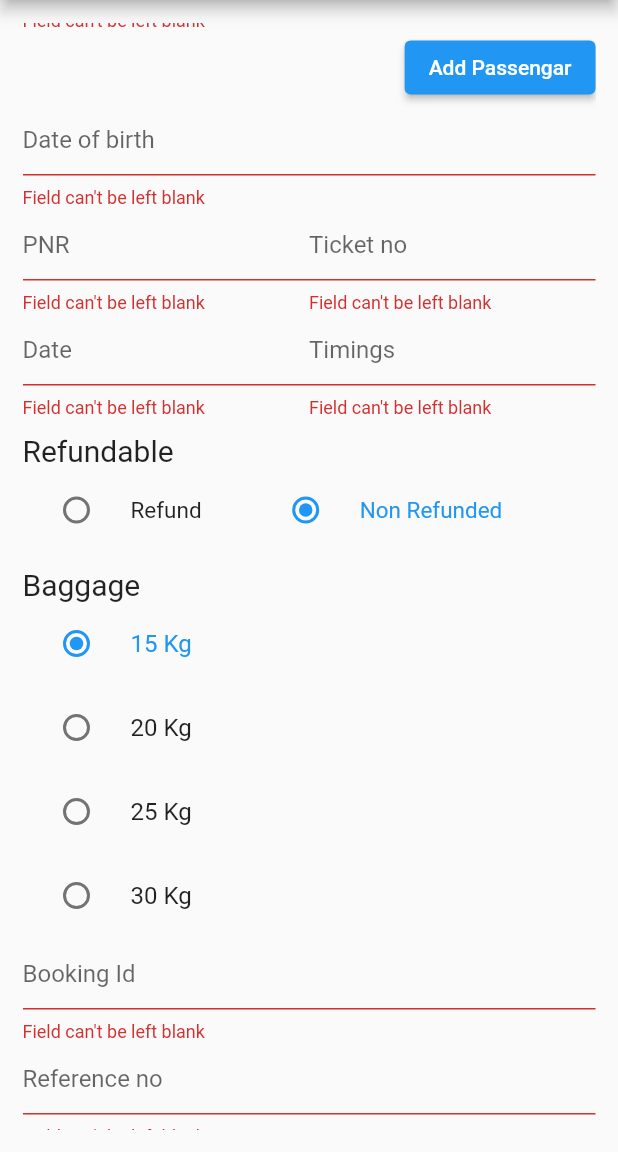
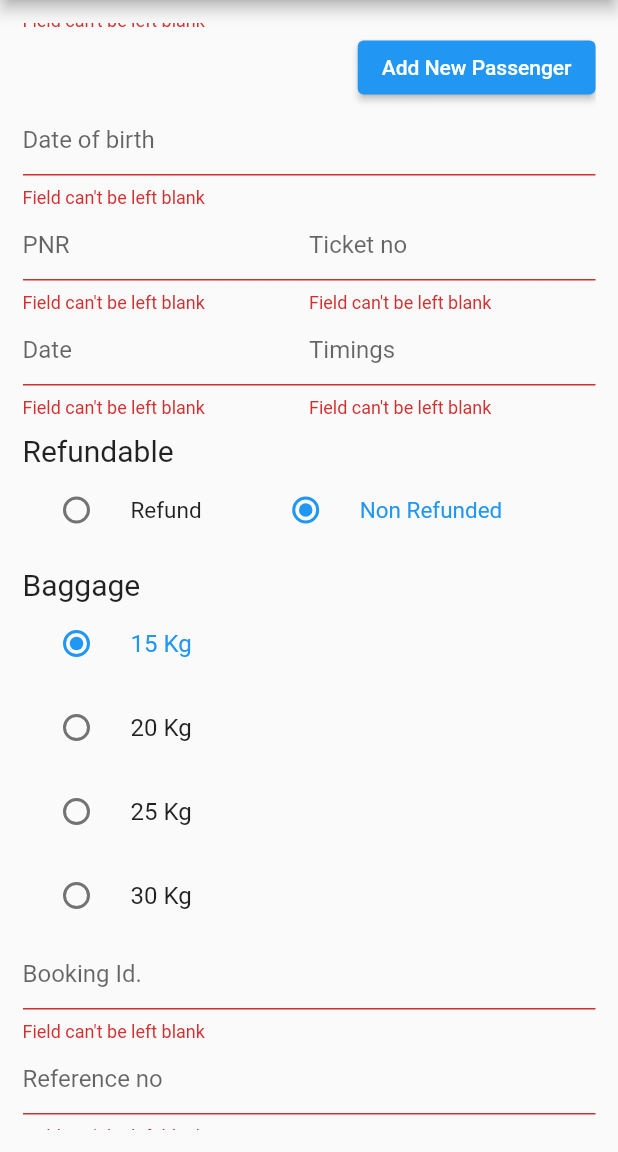
Before and after one commit to Drabu/e_ticket, a Flutter app: the screen it shows after launch, scrolled down 361 dp, after a tap on "Submit", on a phone screen of 412 x 824 dp, the part 84-1236 px from its top. Run offline on Flutter 3.47's test engine with Material 2 defaults, Android fonts, the phone set to English and light mode, and no system bars.

Commit message:
feat: :sparkles: labels dart

```diff
--- a/lib/commons/default_validator.dart
+++ b/lib/commons/default_validator.dart
@@ -1,2 +1,4 @@
+import 'labels.dart';
+
 String? defaultValidator(String? input) =>
-    (input?.isEmpty ?? true) ? 'Field can\'t be left blank' : null;
+    (input?.isEmpty ?? true) ? L.field_blank_valdiator : null;
--- /dev/null
+++ b/lib/commons/labels.dart
@@ -0,0 +1,51 @@
+class L {
+  static const submit = 'Submit';
+  static const e_ticket = 'e-Ticket';
+  static const field_blank_valdiator = 'Field can\'t be left blank';
+  static const male = 'Male';
+  static const female = 'Female';
+  static const add_new_passenger = 'Add New Passenger';
+  static const first_name = 'First Name';
+  static const last_name = 'Last Name';
+  static const add_passenger = 'Add Passenger';
+  static const go_air = 'GoAir';
+  static const flight_no = 'Flight No.';
+  static const indigo = 'IndiGo';
+
+  static const booking_id = 'Booking Id.';
+  static const refference_no = 'Reference no';
+  static const booking_date = 'Booking Date';
+  static const grand_total = 'Grand Total';
+
+  static const name = 'Name';
+  static const date_of_birth = 'Date of birth';
+  static const pnr = 'PNR';
+  static const ticket_no = 'Ticket no';
+  static const date = 'Date';
+  static const timings = 'Timings';
+
+
+  static const one_way = 'One Way';
+  static const airlines = 'Airlines';
+  static const return_ = 'Return';
+
+  static const baggage = 'Baggage';
+  static const kg_15 = '15 Kg';
+  static const kg_20 = '20 Kg';
+  static const kg_25 = '25 Kg';
+  static const kg_30 = '30 Kg';
+
+  static const non_refunded = 'Non Refunded';
+  static const refund = 'Refund';
+  static const refundable = 'Refundable';
+
+
+
+
+
+
+
+
+
+
+}
--- a/lib/main.dart
+++ b/lib/main.dart
@@ -3,6 +3,7 @@ import 'package:dope_ticket/widgets/refundable.dart';
 import 'package:flutter/cupertino.dart';
 import 'package:flutter/material.dart';
 
+import 'commons/labels.dart';
 import 'sections/airline_type.dart';
 import 'widgets/airlines.dart';
 import 'widgets/baggage.dart';
@@ -18,18 +19,25 @@ class MyApp extends StatelessWidget {
   @override
   Widget build(BuildContext context) {
     return MaterialApp(
-      title: 'e-Ticket',
+      title: L.e_ticket,
       theme: ThemeData(
         primarySwatch: Colors.blue,
       ),
-      home: const MyHomePage(title: 'e-Ticket'),
+      home: MyHomePage(title: L.e_ticket),
     );
   }
 }
 
 class MyHomePage extends StatefulWidget {
-  const MyHomePage({Key? key, required this.title}) : super(key: key);
+  MyHomePage({Key? key, required this.title}) : super(key: key);
 
+  final _bookingDetailsKey = GlobalKey<BookkingDetailsState>();
+  final _ticketHolderKey = GlobalKey<TicketHolderDetailsState>();
+  final _airlineTypeKey = GlobalKey<AirLineTypeState>();
+
+  final _airlineKey = GlobalKey<AirLinesState>();
+  final _refunadbleSectionKey = GlobalKey<RefundableState>();
+  final _baggageSectionKey = GlobalKey<BaggageState>();
   final String title;
 
   @override
@@ -37,13 +45,6 @@ class MyHomePage extends StatefulWidget {
 }
 
 class _MyHomePageState extends State<MyHomePage> {
-  final _airlineKey = GlobalKey<AirLinesState>();
-  final _airlineTypeKey = GlobalKey<AirLineTypeState>();
-  final _ticketHolderKey = GlobalKey<TicketHolderDetailsState>();
-  final _refunadbleSectionKey = GlobalKey<RefundableState>();
-  final _baggageSectionKey = GlobalKey<BaggageState>();
-  final _bookingDetailsKey = GlobalKey<BookkingDetailsState>();
-
   @override
   Widget build(BuildContext context) {
     return Scaffold(
@@ -56,22 +57,22 @@ class _MyHomePageState extends State<MyHomePage> {
           child: Column(
             children: [
               AirLines(
-                key: _airlineKey,
+                key: widget._airlineKey,
               ),
               AirLineType(
-                key: _airlineTypeKey,
+                key: widget._airlineTypeKey,
               ),
               TicketHolderDetails(
-                key: _ticketHolderKey,
+                key: widget._ticketHolderKey,
               ),
               Refundable(
-                key: _refunadbleSectionKey,
+                key: widget._refunadbleSectionKey,
               ),
               Baggage(
-                key: _baggageSectionKey,
+                key: widget._baggageSectionKey,
               ),
               BookingDetails(
-                key: _bookingDetailsKey,
+                key: widget._bookingDetailsKey,
               ),
               Container(
                 margin: EdgeInsets.only(top: 10, bottom: 10),
@@ -81,11 +82,15 @@ class _MyHomePageState extends State<MyHomePage> {
                       flex: 1,
                       child: ElevatedButton(
                         onPressed: () {
-                          print(_bookingDetailsKey.currentState!.validate.toString());
-                          print(_ticketHolderKey.currentState!.validate.toString());
-                          print(_airlineTypeKey.currentState!.validate.toString());
+                          print(widget._bookingDetailsKey.currentState!.validate.toString());
+                          print(widget._ticketHolderKey.currentState!.validate.toString());
+                          print(widget._airlineTypeKey.currentState!.validate.toString());
+
+                          print(widget._refunadbleSectionKey.currentState!.validate.toString());
+                          print(widget._baggageSectionKey.currentState!.validate.toString());
+                          print(widget._airlineKey.currentState!.validate.toString());
                         },
-                        child: Text('Submit'),
+                        child: Text(L.submit),
                       ),
                     ),
                   ],
--- a/lib/routes/add_passengar.dart
+++ b/lib/routes/add_passengar.dart
@@ -1,4 +1,5 @@
 import 'package:dope_ticket/commons/default_validator.dart';
+import 'package:dope_ticket/commons/labels.dart';
 import 'package:dope_ticket/widgets/passenger_widget.dart';
 import 'package:flutter/cupertino.dart';
 import 'package:flutter/material.dart';
@@ -22,11 +23,11 @@ class _AddPassengerPageState extends State<AddPassengerPage> {
 
     widget._map.putIfAbsent(
       Passenger.MALE,
-      () => Text('Male'),
+      () => Text(L.male),
     );
     widget._map.putIfAbsent(
       Passenger.FEMALE,
-      () => Text('Female'),
+      () => Text(L.female),
     );
   }
 
@@ -34,7 +35,7 @@ class _AddPassengerPageState extends State<AddPassengerPage> {
   Widget build(BuildContext context) {
     return Scaffold(
       appBar: AppBar(
-        title: Text('Add New Passengar'),
+        title: Text(L.add_new_passenger),
       ),
       body: Form(
         key: widget._formState,
@@ -48,14 +49,14 @@ class _AddPassengerPageState extends State<AddPassengerPage> {
                 validator: defaultValidator,
                 controller: widget._firstNameController,
                 decoration: InputDecoration(
-                  hintText: 'Passenger First Name',
+                  hintText: L.first_name,
                 ),
               ),
               TextFormField(
                 validator: defaultValidator,
                 controller: widget._lastNameController,
                 decoration: InputDecoration(
-                  hintText: 'Passenger Last Name',
+                  hintText: L.last_name,
                 ),
               ),
               SizedBox(
@@ -91,7 +92,7 @@ class _AddPassengerPageState extends State<AddPassengerPage> {
                             passengerLastName: widget._lastNameController.text,
                           ));
                       },
-                      child: Text('Add Passenger'),
+                      child: Text(L.add_passenger),
                     ),
                   ),
                 ],
--- a/lib/sections/airline_type.dart
+++ b/lib/sections/airline_type.dart
@@ -1,3 +1,4 @@
+import 'package:dope_ticket/commons/labels.dart';
 import 'package:flutter/material.dart';
 
 import 'package:dope_ticket/commons/default_validator.dart';
@@ -26,7 +27,7 @@ class AirLineTypeState extends State<AirLineType> {
                 width: 20,
               ),
               Text(
-                'GoAir',
+                L.go_air,
                 style: TextStyle(
                   fontSize: 15,
                 ),
@@ -40,7 +41,7 @@ class AirLineTypeState extends State<AirLineType> {
                   controller: widget._goAirController,
                   validator: defaultValidator,
                   decoration: InputDecoration(
-                    hintText: 'Flight No.',
+                    hintText: L.flight_no,
                   ),
                 ),
               ),
@@ -52,7 +53,7 @@ class AirLineTypeState extends State<AirLineType> {
                 width: 20,
               ),
               Text(
-                'Indigo',
+                L.indigo,
                 style: TextStyle(
                   fontSize: 15,
                 ),
@@ -66,7 +67,7 @@ class AirLineTypeState extends State<AirLineType> {
                   controller: widget._indoGoController,
                   validator: defaultValidator,
                   decoration: InputDecoration(
-                    hintText: 'Flight No.',
+                    hintText: L.flight_no,
                   ),
                 ),
               ),
--- a/lib/sections/booking_details.dart
+++ b/lib/sections/booking_details.dart
@@ -1,4 +1,5 @@
 import 'package:dope_ticket/commons/default_validator.dart';
+import 'package:dope_ticket/commons/labels.dart';
 import 'package:flutter/material.dart';
 
 import '../commons/date_picker.dart';
@@ -29,15 +30,11 @@ class BookkingDetailsState extends State<BookingDetails> {
             children: [
               TextFormField(
                 validator: defaultValidator,
-                decoration: InputDecoration(
-                  hintText: 'Booking Id',
-                ),
+                decoration: InputDecoration(hintText: L.booking_id),
               ),
               TextFormField(
                 validator: defaultValidator,
-                decoration: InputDecoration(
-                  hintText: 'Reference no',
-                ),
+                decoration: InputDecoration(hintText: L.refference_no),
               ),
               TextFormField(
                 validator: defaultValidator,
@@ -57,14 +54,14 @@ class BookkingDetailsState extends State<BookingDetails> {
                   );
                 },
                 decoration: InputDecoration(
-                  hintText: 'Booking Date',
+                  hintText: L.booking_date,
                 ),
               ),
               TextFormField(
                 validator: defaultValidator,
                 controller: _grandTotalController,
                 decoration: InputDecoration(
-                  hintText: 'Grand Total',
+                  hintText: L.grand_total,
                 ),
               ),
             ],
--- a/lib/sections/info_section.dart
+++ b/lib/sections/info_section.dart
@@ -1,3 +1,4 @@
+import 'package:dope_ticket/commons/labels.dart';
 import 'package:flutter/material.dart';
 
 import 'package:dope_ticket/commons/default_validator.dart';
@@ -34,7 +35,7 @@ class TicketHolderDetailsState extends State<TicketHolderDetails> {
             validator: defaultValidator,
             controller: widget._nameController,
             decoration: InputDecoration(
-              hintText: 'Name',
+              hintText: L.name,
             ),
           ),
           PassengersList(),
@@ -53,9 +54,7 @@ class TicketHolderDetailsState extends State<TicketHolderDetails> {
                 context: context,
               );
             },
-            decoration: InputDecoration(
-              hintText: 'Date of birth',
-            ),
+            decoration: InputDecoration(hintText: L.date_of_birth),
           ),
           Row(
             children: [
@@ -64,7 +63,7 @@ class TicketHolderDetailsState extends State<TicketHolderDetails> {
                   controller: widget._pnrController,
                   validator: defaultValidator,
                   decoration: InputDecoration(
-                    hintText: 'PNR',
+                    hintText: L.pnr,
                   ),
                 ),
               ),
@@ -73,7 +72,7 @@ class TicketHolderDetailsState extends State<TicketHolderDetails> {
                   controller: widget._ticketNumberController,
                   validator: defaultValidator,
                   decoration: InputDecoration(
-                    hintText: 'Ticket no',
+                    hintText: L.ticket_no,
                   ),
                 ),
               ),
@@ -100,7 +99,7 @@ class TicketHolderDetailsState extends State<TicketHolderDetails> {
                     );
                   },
                   decoration: InputDecoration(
-                    hintText: 'Date',
+                    hintText: L.date,
                   ),
                 ),
               ),
@@ -109,7 +108,7 @@ class TicketHolderDetailsState extends State<TicketHolderDetails> {
                   controller: widget._timingsController,
                   validator: defaultValidator,
                   decoration: InputDecoration(
-                    hintText: 'Timings',
+                    hintText: L.timings,
                   ),
                 ),
               ),
--- a/lib/widgets/airlines.dart
+++ b/lib/widgets/airlines.dart
@@ -1,3 +1,4 @@
+import 'package:dope_ticket/commons/labels.dart';
 import 'package:flutter/material.dart';
 
 class AirLines extends StatefulWidget {
@@ -8,7 +9,7 @@ class AirLines extends StatefulWidget {
 }
 
 class AirLinesState extends State<AirLines> {
-  String _value = 'One Way';
+  String _value = L.one_way;
 
   @override
   Widget build(BuildContext context) {
@@ -19,15 +20,15 @@ class AirLinesState extends State<AirLines> {
         mainAxisAlignment: MainAxisAlignment.start,
         children: <Widget>[
           const Text(
-            'Airlines',
+            L.airlines,
             style: TextStyle(
               fontSize: 21,
             ),
           ),
           RadioListTile<String>(
             selected: true,
-            title: const Text('One Way'),
-            value: 'One Way',
+            title: const Text(L.one_way),
+            value: L.one_way,
             groupValue: _value,
             onChanged: (val) {
               setState(() {
@@ -36,8 +37,8 @@ class AirLinesState extends State<AirLines> {
             },
           ),
           RadioListTile<String>(
-            title: const Text('Return'),
-            value: 'Return',
+            title: const Text(L.return_),
+            value: L.return_,
             groupValue: _value,
             onChanged: (val) {
               setState(() {
@@ -49,4 +50,6 @@ class AirLinesState extends State<AirLines> {
       ),
     );
   }
+
+  String? get validate => _value;
 }
--- a/lib/widgets/baggage.dart
+++ b/lib/widgets/baggage.dart
@@ -1,3 +1,4 @@
+import 'package:dope_ticket/commons/labels.dart';
 import 'package:flutter/material.dart';
 
 class Baggage extends StatefulWidget {
@@ -18,7 +19,7 @@ class BaggageState extends State<Baggage> {
         Container(
           alignment: Alignment.topLeft,
           child: Text(
-            'Baggage',
+            L.baggage,
             style: TextStyle(
               fontSize: 20,
             ),
@@ -26,7 +27,7 @@ class BaggageState extends State<Baggage> {
         ),
         RadioListTile<int>(
           selected: true,
-          title: const Text('15 Kg'),
+          title: const Text(L.kg_15),
           value: 15,
           groupValue: _value,
           onChanged: (val) {
@@ -36,7 +37,7 @@ class BaggageState extends State<Baggage> {
           },
         ),
         RadioListTile<int>(
-          title: const Text('20 Kg'),
+          title: const Text(L.kg_20),
           value: 20,
           groupValue: _value,
           onChanged: (val) {
@@ -46,7 +47,7 @@ class BaggageState extends State<Baggage> {
           },
         ),
         RadioListTile<int>(
-          title: const Text('25 Kg'),
+          title: const Text(L.kg_25),
           value: 25,
           groupValue: _value,
           onChanged: (val) {
@@ -56,7 +57,7 @@ class BaggageState extends State<Baggage> {
           },
         ),
         RadioListTile<int>(
-          title: const Text('30 Kg'),
+          title: const Text(L.kg_30),
           value: 30,
           groupValue: _value,
           onChanged: (val) {
@@ -68,4 +69,6 @@ class BaggageState extends State<Baggage> {
       ],
     );
   }
+
+  String? get validate => _value.toString();
 }
--- a/lib/widgets/passenger_widget.dart
+++ b/lib/widgets/passenger_widget.dart
@@ -1,3 +1,5 @@
+import 'package:dope_ticket/commons/labels.dart';
+
 import '../routes/add_passengar.dart';
 
 import 'package:flutter/cupertino.dart';
@@ -35,7 +37,7 @@ class PassengersListState extends State<PassengersList> {
               passengerList.add(res);
               setState(() {});
             },
-            child: Text('Add Passengar'),
+            child: Text(L.add_new_passenger),
           ),
         ),
         ...passengerList.map((e) {
--- a/lib/widgets/refundable.dart
+++ b/lib/widgets/refundable.dart
@@ -1,3 +1,4 @@
+import 'package:dope_ticket/commons/labels.dart';
 import 'package:flutter/material.dart';
 
 class Refundable extends StatefulWidget {
@@ -8,7 +9,7 @@ class Refundable extends StatefulWidget {
 }
 
 class RefundableState extends State<Refundable> {
-  String _value = 'Non Refunded';
+  String _value = L.non_refunded;
 
   @override
   Widget build(BuildContext context) {
@@ -22,7 +23,7 @@ class RefundableState extends State<Refundable> {
           Container(
             alignment: Alignment.topLeft,
             child: Text(
-              'Refundable',
+              L.refundable,
               style: TextStyle(
                 fontSize: 20,
               ),
@@ -34,12 +35,12 @@ class RefundableState extends State<Refundable> {
                 flex: 2,
                 child: RadioListTile<String>(
                   title: const Text(
-                    'Refund',
+                    L.refund,
                     style: TextStyle(
                       fontSize: 15,
                     ),
                   ),
-                  value: 'Refund',
+                  value: L.refund,
                   groupValue: _value,
                   onChanged: (val) {
                     setState(() {
@@ -53,12 +54,12 @@ class RefundableState extends State<Refundable> {
                 child: RadioListTile<String>(
                   selected: true,
                   title: const Text(
-                    'Non Refunded',
+                    L.non_refunded,
                     style: TextStyle(
                       fontSize: 15,
                     ),
                   ),
-                  value: 'Non Refunded',
+                  value: L.non_refunded,
                   groupValue: _value,
                   onChanged: (val) {
                     setState(() {
@@ -73,4 +74,6 @@ class RefundableState extends State<Refundable> {
       ),
     );
   }
+
+  String? get validate => _value;
 }
```
